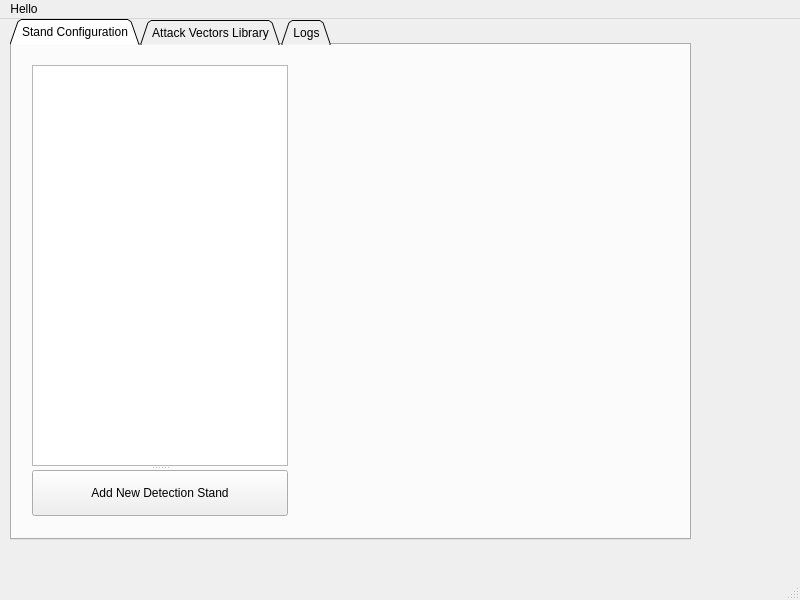
First picture: the form in DroneShark_Stand/DetectionStand/mainmenu.ui, repository t-walker-21/UAH-NGC-CUAS-Software, before the edit.
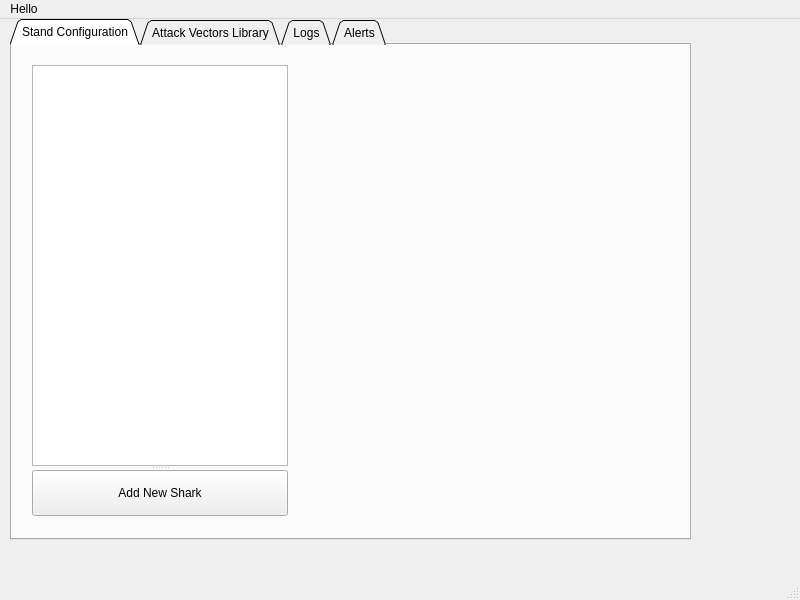
Second picture: the form after the edit. The open tabs and pages were chosen to show the change.

Commit message: developed shark interface

Diff of the .ui file:
```diff
--- a/DroneShark_Stand/DetectionStand/mainmenu.ui
+++ b/DroneShark_Stand/DetectionStand/mainmenu.ui
@@ -48,7 +48,7 @@
       <widget class="QTableView" name="tableView"/>
       <widget class="QPushButton" name="pushButton">
        <property name="text">
-        <string>Add New Detection Stand</string>
+        <string>Add New Shark</string>
        </property>
       </widget>
      </widget>
@@ -63,6 +63,11 @@
       <string>Logs</string>
      </attribute>
     </widget>
+    <widget class="QWidget" name="tab_4">
+     <attribute name="title">
+      <string>Alerts</string>
+     </attribute>
+    </widget>
    </widget>
   </widget>
   <widget class="QMenuBar" name="menubar">
```
Left out of the diff: 4 changed lines with no effect on the pictures. The commit also changes 13 other files.
